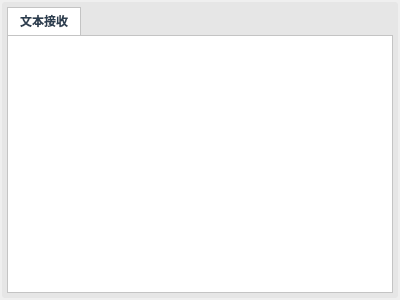
Before: the Qt Designer form recvareaform.ui in snqx-lqh/JYSWJ, drawn with Qt 5.
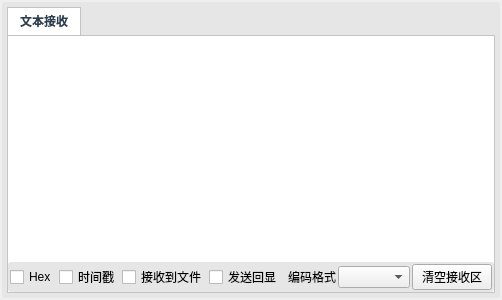
After: the same form once the commit is applied. Custom widgets are drawn as their Qt base class.

```diff
--- a/recvareaform.ui
+++ b/recvareaform.ui
@@ -6,7 +6,7 @@
    <rect>
     <x>0</x>
     <y>0</y>
-    <width>400</width>
+    <width>502</width>
     <height>300</height>
    </rect>
   </property>
@@ -90,6 +90,9 @@
           <string>文本接收</string>
          </attribute>
          <layout class="QVBoxLayout" name="verticalLayout_3">
+          <property name="spacing">
+           <number>2</number>
+          </property>
           <property name="leftMargin">
            <number>0</number>
           </property>
@@ -109,6 +112,93 @@
             </property>
            </widget>
           </item>
+          <item>
+           <widget class="QWidget" name="widget_recvTool" native="true">
+            <property name="styleSheet">
+             <string notr="true">#widget_recvTool{
+	background-color:rgb(230, 230, 230);
+    border-width:1px;
+    border-radius:3px;
+
+}</string>
+            </property>
+            <layout class="QHBoxLayout" name="horizontalLayout">
+             <property name="spacing">
+              <number>2</number>
+             </property>
+             <property name="leftMargin">
+              <number>2</number>
+             </property>
+             <property name="topMargin">
+              <number>2</number>
+             </property>
+             <property name="rightMargin">
+              <number>2</number>
+             </property>
+             <property name="bottomMargin">
+              <number>2</number>
+             </property>
+             <item>
+              <widget class="QCheckBox" name="checkBox_ShowHex">
+               <property name="text">
+                <string>Hex</string>
+               </property>
+              </widget>
+             </item>
+             <item>
+              <widget class="QCheckBox" name="checkBox_ShowDate">
+               <property name="text">
+                <string>时间戳</string>
+               </property>
+              </widget>
+             </item>
+             <item>
+              <widget class="QCheckBox" name="checkBox_RecvFile">
+               <property name="text">
+                <string>接收到文件</string>
+               </property>
+              </widget>
+             </item>
+             <item>
+              <widget class="QCheckBox" name="checkBox_SendShow">
+               <property name="text">
+                <string>发送回显</string>
+               </property>
+              </widget>
+             </item>
+             <item>
+              <spacer name="horizontalSpacer">
+               <property name="orientation">
+                <enum>Qt::Horizontal</enum>
+               </property>
+               <property name="sizeHint" stdset="0">
+                <size>
+                 <width>40</width>
+                 <height>20</height>
+                </size>
+               </property>
+              </spacer>
+             </item>
+             <item>
+              <widget class="QLabel" name="label">
+               <property name="text">
+                <string>编码格式</string>
+               </property>
+              </widget>
+             </item>
+             <item>
+              <widget class="QComboBox" name="comboBox_codec"/>
+             </item>
+             <item>
+              <widget class="QPushButton" name="pushButton_ClearRecv">
+               <property name="text">
+                <string>清空接收区</string>
+               </property>
+              </widget>
+             </item>
+            </layout>
+           </widget>
+          </item>
          </layout>
         </widget>
        </widget>
```
